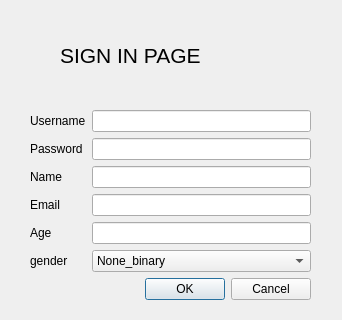
The window that untitled3/signin.ui (Mahla-sar/Ap-project) describes before a commit, drawn with Qt 5; both pictures show x 0 to 342 and y 0 to 320 of the 342 by 517 pixel window.
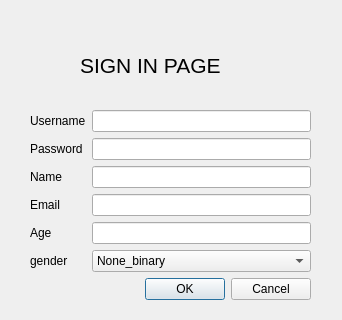
The same window after the commit.

Diff of the .ui file:
```diff
--- a/untitled3/signin.ui
+++ b/untitled3/signin.ui
@@ -16,8 +16,8 @@
   <widget class="QLabel" name="label">
    <property name="geometry">
     <rect>
-     <x>60</x>
-     <y>30</y>
+     <x>80</x>
+     <y>40</y>
      <width>191</width>
      <height>51</height>
     </rect>
```
Left out of the diff: 50 changed lines with no effect on the pictures.
